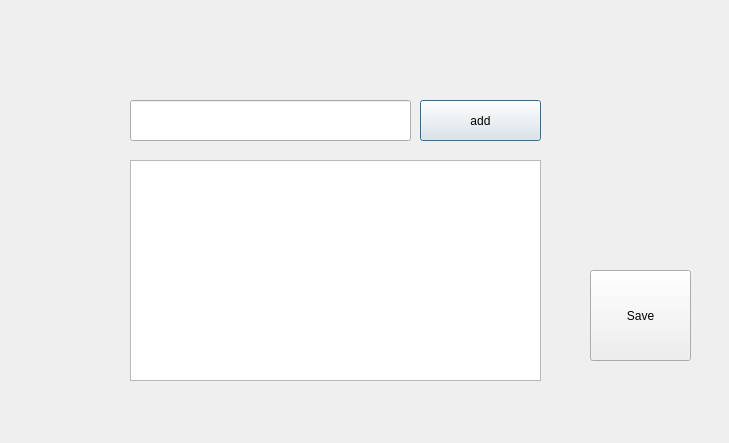
This is Settings.ui in Zhuyi-Xidian/Zhuyi as Qt 5 draws it before an edit. The edited form follows.
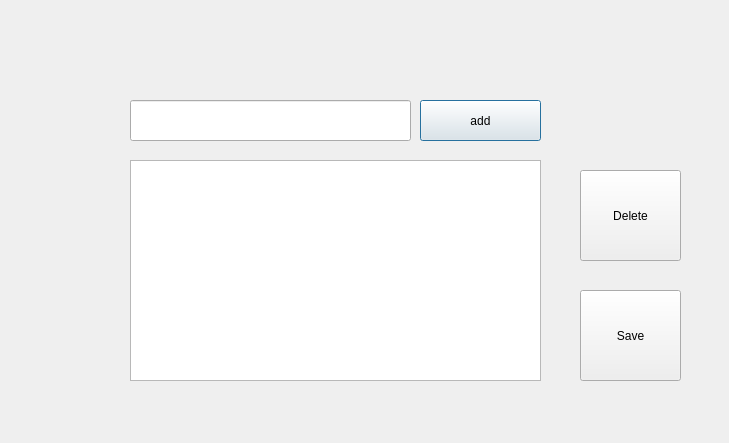
This is the edited form.

The edit to the form file:
```diff
--- a/Settings.ui
+++ b/Settings.ui
@@ -49,8 +49,8 @@
   <widget class="QPushButton" name="save">
    <property name="geometry">
     <rect>
-     <x>590</x>
-     <y>270</y>
+     <x>580</x>
+     <y>290</y>
      <width>101</width>
      <height>91</height>
     </rect>
@@ -59,6 +59,19 @@
     <string>Save</string>
    </property>
   </widget>
+  <widget class="QPushButton" name="delnow">
+   <property name="geometry">
+    <rect>
+     <x>580</x>
+     <y>170</y>
+     <width>101</width>
+     <height>91</height>
+    </rect>
+   </property>
+   <property name="text">
+    <string>Delete</string>
+   </property>
+  </widget>
  </widget>
  <resources/>
  <connections/>
```
